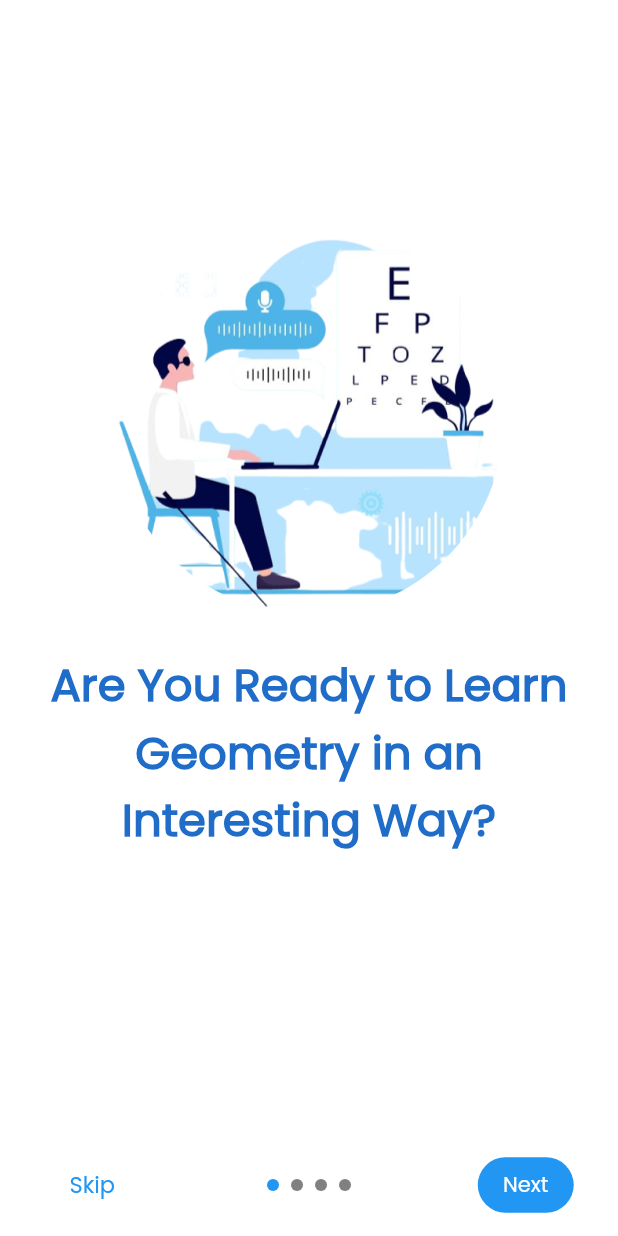
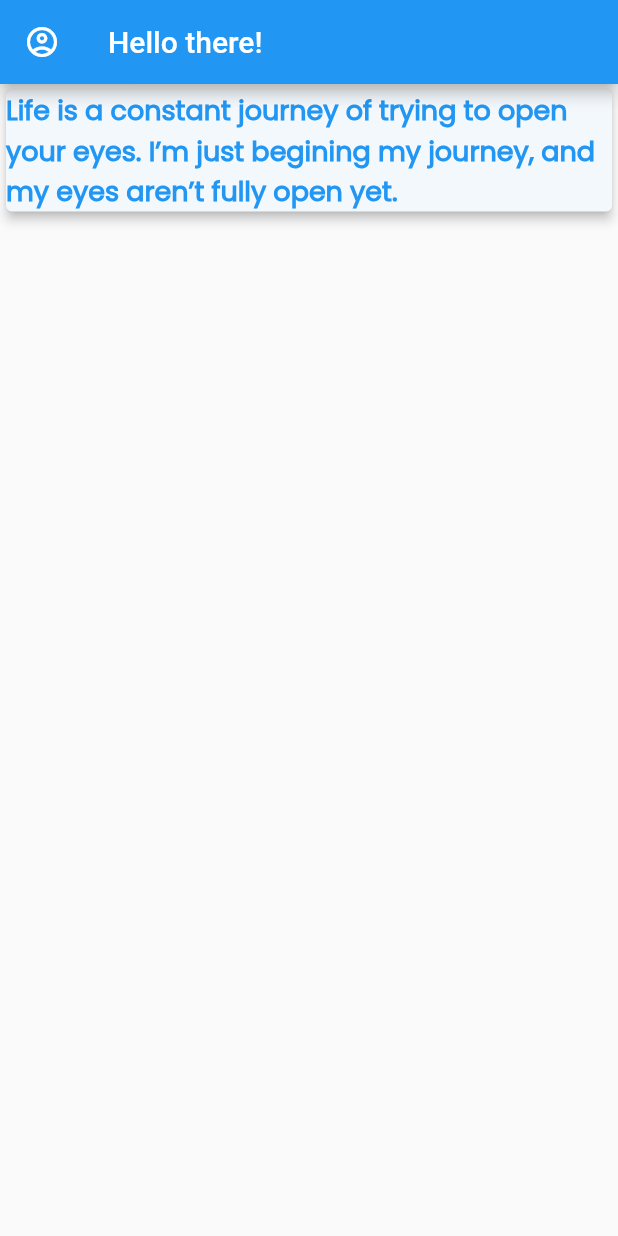
Before and after one commit to Nitish347/E-DRISHTI-1, a Flutter app: the IntroSliderPage screen opened directly, after a tap on "Skip", on a phone screen of 412 x 824 dp. Run offline on Flutter 3.47's test engine with Material 2 defaults, Android fonts, the light colour scheme and no system bars; drawn by our look-alikes of intro_slider; network calls fail; statements that could not run were skipped.

Commit message:
Added Account Drawer to the dashboard

```diff
--- a/lib/concepts/concepts.dart
+++ b/lib/concepts/concepts.dart
@@ -0,0 +1,29 @@
+import 'package:e_drishti/Widget.dart';
+import 'package:e_drishti/read/read.dart';
+import 'package:flutter/material.dart';
+
+class Concepts extends StatefulWidget {
+  const Concepts({Key? key}) : super(key: key);
+
+  @override
+  State<Concepts> createState() => _ConceptsState();
+}
+
+class _ConceptsState extends State<Concepts> {
+
+  @override
+  Widget build(BuildContext context) {
+
+    // var height = MediaQuery.of(context).size.height;
+    // var width = MediaQuery.of(context).size.width;
+
+    return Scaffold(
+      // body: Column(
+      //   children:<Widget>[
+      //   appbar(title: 'Concept Explanation',),
+      //   read(height: height, width: width)
+      //   ]
+
+    );
+  }
+}
--- a/lib/dashboard.dart
+++ b/lib/dashboard.dart
@@ -0,0 +1,151 @@
+import 'package:e_drishti/Widget.dart';
+import 'package:flutter/material.dart';
+
+import 'dashboardUI.dart';
+
+class Dashboard extends StatefulWidget {
+  const Dashboard({Key? key}) : super(key: key);
+
+  @override
+  State<Dashboard> createState() => _DashboardState();
+}
+
+class _DashboardState extends State<Dashboard> {
+
+  final GlobalKey<ScaffoldState> _scaffoldKey = new GlobalKey<ScaffoldState>();
+
+  @override
+  Widget build(BuildContext context) {
+
+    final double statusbarHeight = MediaQuery
+        .of(context)
+        .padding
+        .top;
+
+    return Scaffold(
+        key: _scaffoldKey,
+        drawer: new Drawer(
+          child: ListView(
+            padding: EdgeInsets.zero,
+            children: [
+              const DrawerHeader(
+                  decoration: BoxDecoration(
+                    color: Colors.blue,
+                  ),
+                  child: Padding(
+                    padding: EdgeInsets.all(10.0),
+                    child: CircleAvatar(
+                      backgroundImage: NetworkImage("https://encrypted-tbn0.gstatic.com/images?q=tbn:ANd9GcSMt6xMMLCNElmhMP07tuJ14Av7SmuI6XYv9g&usqp=CAU"),
+                      radius: 45.0,
+                    ),
+                  )),
+              listDrawer(data1:'Ishita Kapoor', data2: Icons.supervisor_account,),
+              Divider(
+                height: 1.0,
+                  thickness: 1.0,
+                color: Color(0xffE9E9E9),
+                indent: 10.0,
+                  endIndent: 10.0,
+              ),
+              listDrawer(data1: 'Grade: 10', data2: Icons.class__outlined,),
+              Divider(
+                height: 1.0,
+                thickness: 1.0,
+                color: Color(0xffE9E9E9),
+                indent: 10.0,
+                endIndent: 10.0,
+              ),
+              listDrawer(data1: 'ishitakapoor12612@gmail.com',data2: Icons.email_outlined),
+              Divider(
+                height: 1.0,
+                thickness: 1.0,
+                color: Color(0xffE9E9E9),
+                indent: 10.0,
+                endIndent: 10.0,
+              ),
+              listDrawer(data1: 'FAQ',data2: Icons.question_answer_sharp,),
+              Divider(
+                height: 1.0,
+                thickness: 1.0,
+                color: Color(0xffE9E9E9),
+                indent: 10.0,
+                endIndent: 10.0,
+              ),
+              listDrawer(data1: 'Contact Us',data2: Icons.contact_support,),
+              Divider(
+                height: 1.0,
+                thickness: 1.0,
+                color: Color(0xffE9E9E9),
+                indent: 10.0,
+                endIndent: 10.0,
+              ),
+              listDrawer(data1: 'Settings',data2: Icons.settings,),
+              Divider(
+                height: 1.0,
+                thickness: 1.0,
+                color: Color(0xffE9E9E9),
+                indent: 10.0,
+                endIndent: 10.0,
+              ),
+              listDrawer(data1: 'Rate Us',data2: Icons.star_rate,),
+              Divider(
+                height: 1.0,
+                thickness: 1.0,
+                color: Color(0xffE9E9E9),
+                indent: 10.0,
+                endIndent: 10.0,
+              ),
+              Padding(
+                padding: const EdgeInsets.all(8.0),
+                child: Align(
+                  alignment: Alignment.bottomCenter,
+                  child: Text('*T&C Apply',
+                  style: TextStyle(
+                    fontFamily: 'Poppins',
+                    color: Colors.grey,
+                  ),),
+                ),
+              )
+
+            ],
+          ),
+        ),
+        appBar: new AppBar(
+          title: Text('Hello there!'),
+
+        leading: new IconButton(
+        icon: new Icon(Icons.account_circle_outlined),
+        onPressed: () => _scaffoldKey.currentState!.openDrawer(),
+        ),
+        ),
+    body: dashboardUI(),);
+
+  }
+}
+
+class listDrawer extends StatelessWidget {
+  const listDrawer({Key? key, this.data1, required this.data2}) : super(key: key);
+
+  final data1;
+  final IconData data2;
+
+  @override
+  Widget build(BuildContext context) {
+    return
+        Align(
+          alignment: Alignment.center,
+          child: ListTile(
+            leading: Icon(data2,color: Colors.blue,),
+            title: Text('${data1}',
+              style: TextStyle(
+                fontFamily: 'Poppins',
+                fontSize: 14,
+                fontWeight: FontWeight.w600,
+              ),),
+            onTap: (){
+              Navigator.pop(context);
+            },
+          ),
+    );
+  }
+}
--- /dev/null
+++ b/lib/dashboardUI.dart
@@ -0,0 +1,33 @@
+import 'package:flutter/material.dart';
+
+class dashboardUI extends StatefulWidget {
+  const dashboardUI({Key? key}) : super(key: key);
+
+  @override
+  State<dashboardUI> createState() => _dashboardUIState();
+}
+
+class _dashboardUIState extends State<dashboardUI> {
+  @override
+  Widget build(BuildContext context) {
+    return Container(
+      child: Column(
+        children: <Widget>[
+          Card(
+            color: Color(0xffF3F8FD),
+            elevation: 3.0,
+            child: Text(
+              "Life is a constant journey of trying to open your eyes. I’m just begining my journey, and my eyes aren’t fully open yet.",
+              style: TextStyle(
+                fontFamily: 'Poppins',
+                fontWeight: FontWeight.w600,
+                fontSize: 18.0,
+                color: Colors.blue,
+              ),
+            ),
+          )
+        ],
+      ),
+    );
+  }
+}
--- a/lib/intro_slider.dart
+++ b/lib/intro_slider.dart
@@ -1,7 +1,11 @@
+import 'package:e_drishti/concepts/concepts.dart';
+import 'package:e_drishti/read/read.dart';
 import 'package:flutter/material.dart';
 import 'package:intro_slider/intro_slider.dart';
 import 'package:intro_slider/slide_object.dart';
 import 'package:intro_slider/dot_animation_enum.dart';
+
+import 'dashboard.dart';
 
 class IntroSliderPage extends StatefulWidget {
   const IntroSliderPage({Key? key}) : super(key: key);
@@ -87,11 +91,11 @@ class _IntroSliderPageState extends State<IntroSliderPage> {
   }
 
   void onDonePress() {
-    // Navigator.of(context).pushReplacement(MaterialPageRoute(builder: (context) => DashBoard()));
+    Navigator.of(context).pushReplacement(MaterialPageRoute(builder: (context) => Dashboard()));
   }
 
   void onSkipPress() {
-    // Navigator.of(context).pushReplacement(MaterialPageRoute(builder: (context) => DashBoard()));
+    Navigator.of(context).pushReplacement(MaterialPageRoute(builder: (context) => Dashboard()));
   }
 
   List<Widget> renderListCustomTabs() {
```
